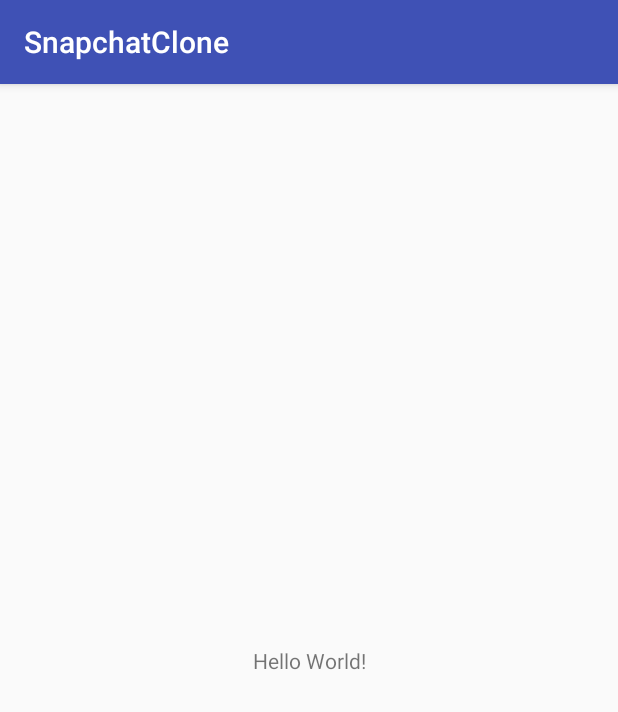
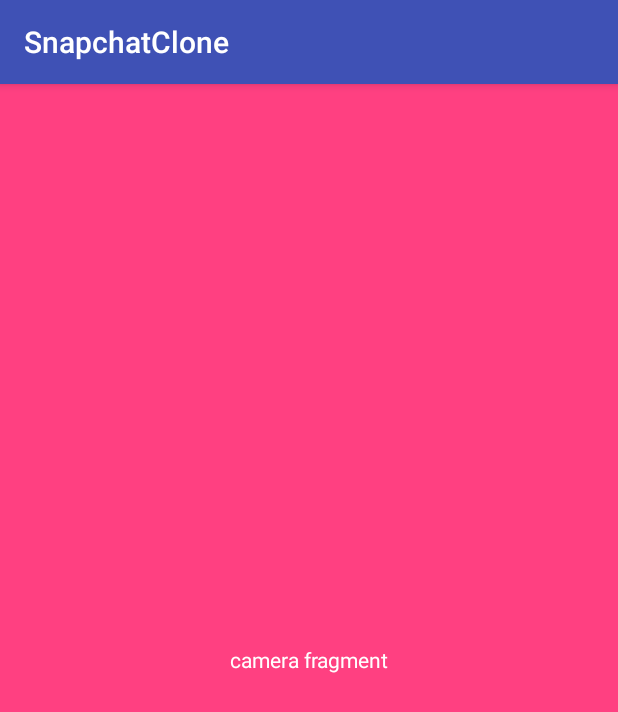
Before and after one commit to SimCoderYoutube/SnapchatClone, an Android app: the screen it shows after launch once a user with an empty profile is signed in (MainActivity), on a phone screen of 412 x 824 dp. Shown: the top 712 px of the screen. Run offline under Robolectric (Android 15) with nearby library versions, the light colour scheme and no system bars; our stand-ins replace Firebase (no records; nobody signed in at launch, a user with empty details on screens opened directly).

Commit message:
- Snapchat Layout

```diff
--- a/app/src/main/java/com/simcoder/snapchatclone/MainActivity.java
+++ b/app/src/main/java/com/simcoder/snapchatclone/MainActivity.java
@@ -1,13 +1,54 @@
 package com.simcoder.snapchatclone;
 
+import android.support.v4.app.Fragment;
+import android.support.v4.app.FragmentManager;
+import android.support.v4.app.FragmentPagerAdapter;
+import android.support.v4.view.ViewPager;
 import android.support.v7.app.AppCompatActivity;
 import android.os.Bundle;
 
+import com.simcoder.snapchatclone.fragment.CameraFragment;
+import com.simcoder.snapchatclone.fragment.ChatFragment;
+import com.simcoder.snapchatclone.fragment.StoryFragment;
+
 public class MainActivity extends AppCompatActivity {
 
+    FragmentPagerAdapter adapterViewPager;
     @Override
     protected void onCreate(Bundle savedInstanceState) {
         super.onCreate(savedInstanceState);
         setContentView(R.layout.activity_main);
+
+        ViewPager viewPager = findViewById(R.id.viewPager);
+
+        adapterViewPager = new MyPagerAdapter(getSupportFragmentManager());
+        viewPager.setAdapter(adapterViewPager);
+        viewPager.setCurrentItem(1);
+
+    }
+
+    public static class MyPagerAdapter extends FragmentPagerAdapter{
+
+        public MyPagerAdapter(FragmentManager fm) {
+            super(fm);
+        }
+
+        @Override
+        public Fragment getItem(int position) {
+            switch(position){
+                case 0:
+                    return ChatFragment.newInstance();
+                case 1:
+                    return CameraFragment.newInstance();
+                case 2:
+                    return StoryFragment.newInstance();
+            }
+            return null;
+        }
+
+        @Override
+        public int getCount() {
+            return 3;
+        }
     }
 }
--- /dev/null
+++ b/app/src/main/java/com/simcoder/snapchatclone/fragment/CameraFragment.java
@@ -0,0 +1,27 @@
+package com.simcoder.snapchatclone.fragment;
+
+import android.os.Bundle;
+import android.support.v4.app.Fragment;
+import android.view.LayoutInflater;
+import android.view.View;
+import android.view.ViewGroup;
+
+import com.simcoder.snapchatclone.R;
+
+/**
+ * Created by simco on 1/3/2018.
+ */
+
+public class CameraFragment extends Fragment {
+    public static CameraFragment newInstance(){
+        CameraFragment fragment = new CameraFragment();
+        return fragment;
+    }
+
+
+    @Override
+    public View onCreateView(LayoutInflater inflater, ViewGroup container, Bundle savedInstanceState) {
+        View view = inflater.inflate(R.layout.fragment_camera , container, false);
+        return view;
+    }
+}
--- /dev/null
+++ b/app/src/main/java/com/simcoder/snapchatclone/fragment/ChatFragment.java
@@ -0,0 +1,27 @@
+package com.simcoder.snapchatclone.fragment;
+
+import android.os.Bundle;
+import android.support.v4.app.Fragment;
+import android.view.LayoutInflater;
+import android.view.View;
+import android.view.ViewGroup;
+
+import com.simcoder.snapchatclone.R;
+
+/**
+ * Created by simco on 1/3/2018.
+ */
+
+public class ChatFragment extends Fragment{
+    public static ChatFragment newInstance(){
+        ChatFragment fragment = new ChatFragment();
+        return fragment;
+    }
+
+
+    @Override
+    public View onCreateView(LayoutInflater inflater, ViewGroup container,Bundle savedInstanceState) {
+        View view = inflater.inflate(R.layout.fragment_chat , container, false);
+        return view;
+    }
+}
--- /dev/null
+++ b/app/src/main/java/com/simcoder/snapchatclone/fragment/StoryFragment.java
@@ -0,0 +1,27 @@
+package com.simcoder.snapchatclone.fragment;
+
+import android.os.Bundle;
+import android.support.v4.app.Fragment;
+import android.view.LayoutInflater;
+import android.view.View;
+import android.view.ViewGroup;
+
+import com.simcoder.snapchatclone.R;
+
+/**
+ * Created by simco on 1/3/2018.
+ */
+
+public class StoryFragment extends Fragment {
+    public static StoryFragment newInstance(){
+        StoryFragment fragment = new StoryFragment();
+        return fragment;
+    }
+
+
+    @Override
+    public View onCreateView(LayoutInflater inflater, ViewGroup container, Bundle savedInstanceState) {
+        View view = inflater.inflate(R.layout.fragment_story , container, false);
+        return view;
+    }
+}
--- a/app/src/main/java/com/simcoder/snapchatclone/ChooseLoginRegistrationActivity.java
+++ b/app/src/main/java/com/simcoder/snapchatclone/loginRegistration/ChooseLoginRegistrationActivity.java
@@ -1,10 +1,12 @@
-package com.simcoder.snapchatclone;
+package com.simcoder.snapchatclone.loginRegistration;
 
 import android.content.Intent;
 import android.support.v7.app.AppCompatActivity;
 import android.os.Bundle;
 import android.view.View;
 import android.widget.Button;
+
+import com.simcoder.snapchatclone.R;
 
 public class ChooseLoginRegistrationActivity extends AppCompatActivity {
 
--- a/app/src/main/java/com/simcoder/snapchatclone/LoginActivity.java
+++ b/app/src/main/java/com/simcoder/snapchatclone/loginRegistration/LoginActivity.java
@@ -1,4 +1,4 @@
-package com.simcoder.snapchatclone;
+package com.simcoder.snapchatclone.loginRegistration;
 
 import android.content.Intent;
 import android.support.annotation.NonNull;
@@ -14,8 +14,8 @@ import com.google.android.gms.tasks.Task;
 import com.google.firebase.auth.AuthResult;
 import com.google.firebase.auth.FirebaseAuth;
 import com.google.firebase.auth.FirebaseUser;
-
-import java.util.concurrent.Executor;
+import com.simcoder.snapchatclone.MainActivity;
+import com.simcoder.snapchatclone.R;
 
 public class LoginActivity extends AppCompatActivity {
 
--- a/app/src/main/java/com/simcoder/snapchatclone/RegistrationActivity.java
+++ b/app/src/main/java/com/simcoder/snapchatclone/loginRegistration/RegistrationActivity.java
@@ -1,4 +1,4 @@
-package com.simcoder.snapchatclone;
+package com.simcoder.snapchatclone.loginRegistration;
 
 import android.content.Intent;
 import android.support.annotation.NonNull;
@@ -16,10 +16,11 @@ import com.google.firebase.auth.FirebaseAuth;
 import com.google.firebase.auth.FirebaseUser;
 import com.google.firebase.database.DatabaseReference;
 import com.google.firebase.database.FirebaseDatabase;
+import com.simcoder.snapchatclone.MainActivity;
+import com.simcoder.snapchatclone.R;
 
 import java.util.HashMap;
 import java.util.Map;
-import java.util.concurrent.Executor;
 
 public class RegistrationActivity extends AppCompatActivity {
 
--- a/app/src/main/java/com/simcoder/snapchatclone/SplashScreenActivity.java
+++ b/app/src/main/java/com/simcoder/snapchatclone/loginRegistration/SplashScreenActivity.java
@@ -1,12 +1,11 @@
-package com.simcoder.snapchatclone;
+package com.simcoder.snapchatclone.loginRegistration;
 
 import android.content.Intent;
 import android.os.Bundle;
-import android.os.PersistableBundle;
-import android.support.annotation.Nullable;
 import android.support.v7.app.AppCompatActivity;
 
 import com.google.firebase.auth.FirebaseAuth;
+import com.simcoder.snapchatclone.MainActivity;
 
 /**
  * Created by simco on 1/2/2018.
--- a/app/src/main/res/layout/activity_choose_login_registration.xml
+++ b/app/src/main/res/layout/activity_choose_login_registration.xml
@@ -4,7 +4,7 @@
     xmlns:tools="http://schemas.android.com/tools"
     android:layout_width="match_parent"
     android:layout_height="match_parent"
-    tools:context="com.simcoder.snapchatclone.ChooseLoginRegistrationActivity"
+    tools:context="com.simcoder.snapchatclone.loginRegistration.ChooseLoginRegistrationActivity"
     android:orientation="vertical">
 
     <Button
--- a/app/src/main/res/layout/activity_login.xml
+++ b/app/src/main/res/layout/activity_login.xml
@@ -4,7 +4,7 @@
     xmlns:tools="http://schemas.android.com/tools"
     android:layout_width="match_parent"
     android:layout_height="match_parent"
-    tools:context="com.simcoder.snapchatclone.LoginActivity"
+    tools:context="com.simcoder.snapchatclone.loginRegistration.LoginActivity"
     android:orientation="vertical">
     <EditText
         android:layout_width="match_parent"
--- a/app/src/main/res/layout/activity_main.xml
+++ b/app/src/main/res/layout/activity_main.xml
@@ -6,13 +6,10 @@
     android:layout_height="match_parent"
     tools:context="com.simcoder.snapchatclone.MainActivity">
 
-    <TextView
-        android:layout_width="wrap_content"
-        android:layout_height="wrap_content"
-        android:text="Hello World!"
-        app:layout_constraintBottom_toBottomOf="parent"
-        app:layout_constraintLeft_toLeftOf="parent"
-        app:layout_constraintRight_toRightOf="parent"
-        app:layout_constraintTop_toTopOf="parent" />
+    <android.support.v4.view.ViewPager
+        android:layout_width="match_parent"
+        android:layout_height="match_parent"
+        android:id="@+id/viewPager">
 
+    </android.support.v4.view.ViewPager>
 </android.support.constraint.ConstraintLayout>
--- a/app/src/main/res/layout/activity_registration.xml
+++ b/app/src/main/res/layout/activity_registration.xml
@@ -4,7 +4,7 @@
     xmlns:tools="http://schemas.android.com/tools"
     android:layout_width="match_parent"
     android:layout_height="match_parent"
-    tools:context="com.simcoder.snapchatclone.LoginActivity"
+    tools:context="com.simcoder.snapchatclone.loginRegistration.LoginActivity"
     android:orientation="vertical">
 
     <EditText
--- /dev/null
+++ b/app/src/main/res/layout/fragment_camera.xml
@@ -0,0 +1,14 @@
+<?xml version="1.0" encoding="utf-8"?>
+<LinearLayout
+    xmlns:android="http://schemas.android.com/apk/res/android" android:layout_width="match_parent"
+    android:layout_height="match_parent"
+    android:background="@color/colorAccent">
+
+    <TextView
+        android:layout_width="match_parent"
+        android:layout_height="match_parent"
+        android:text="camera fragment"
+        android:gravity="center"
+        android:textColor="@android:color/white"/>
+
+</LinearLayout>
```
Also changed, not shown: app/src/main/AndroidManifest.xml (+4 -4 lines), app/src/main/res/layout/fragment_chat.xml (added, +14 -0 lines), app/src/main/res/layout/fragment_story.xml (added, +14 -0 lines).
